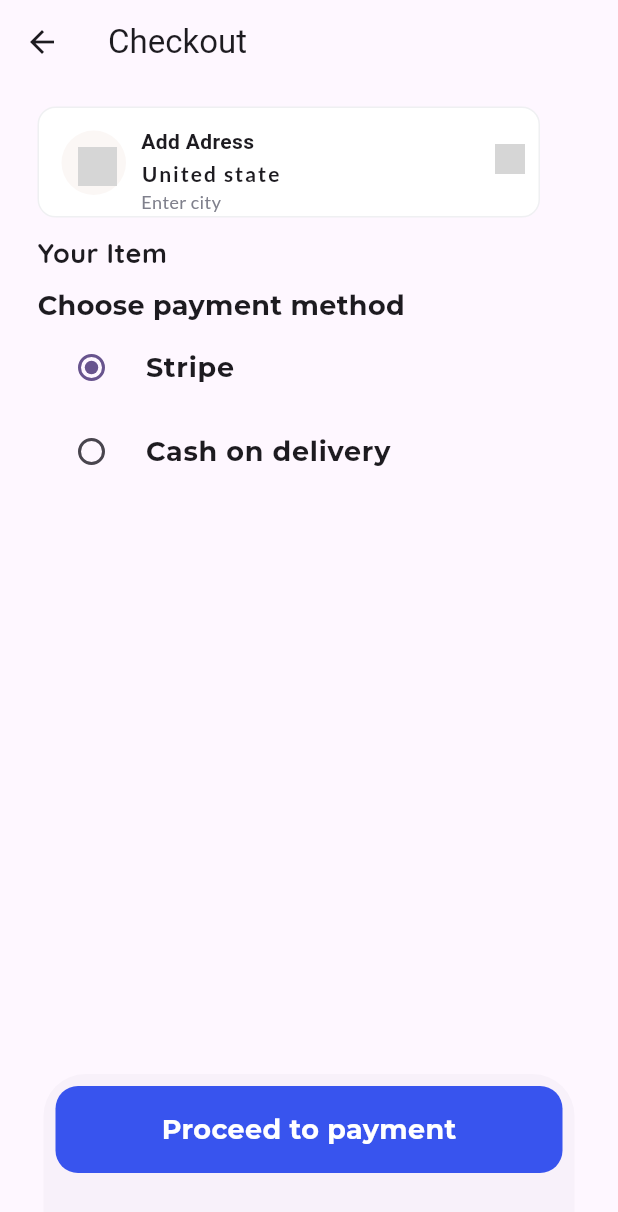
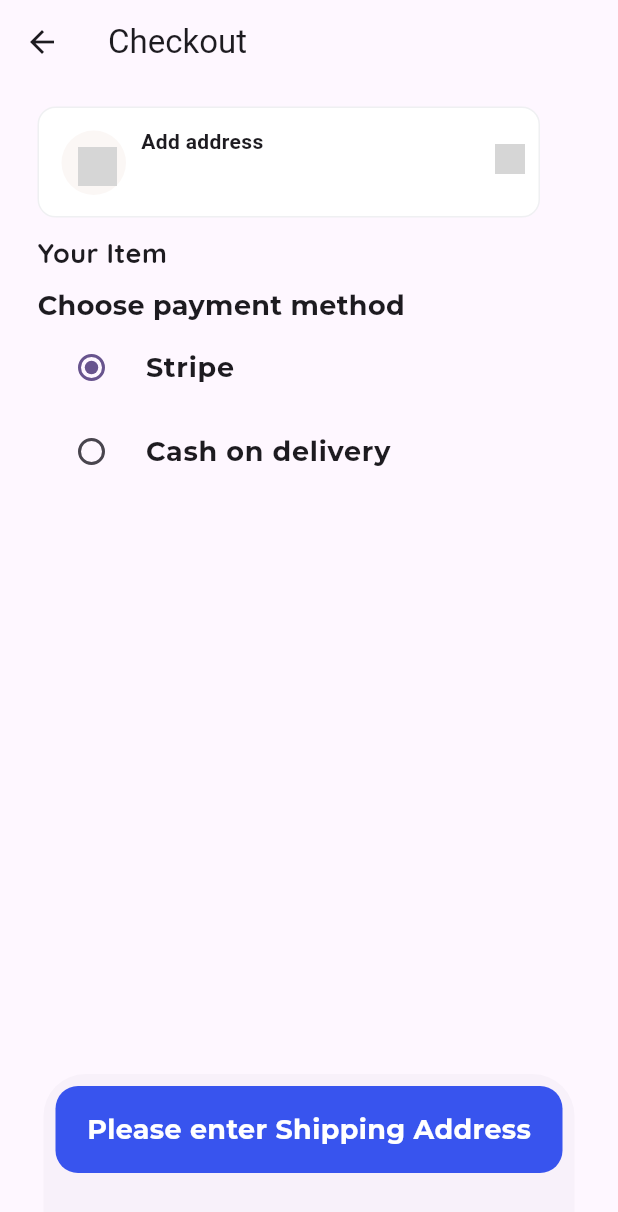
Before and after one commit to spabijan/test_store_app, a Flutter app: the CheckoutScreen screen opened by its route, on a phone screen of 412 x 824 dp. Shown: the top 1212 px of the screen. Run offline on Flutter 3.47's test engine with Material 3 defaults, Android fonts, the light colour scheme and no system bars; our stand-ins replace decimal, email_validator, flutter_riverpod, flutter_secure_storage, freezed_annotation, go_router and 3 more; accounts and stored records are empty; generated files the repository leaves out were written again; network calls fail; grey boxes are pictures that could not be loaded.

Commit message:
update address

```diff
--- a/lib/model/models/user/user.dart
+++ b/lib/model/models/user/user.dart
@@ -5,6 +5,7 @@ part 'user.g.dart';
 
 @freezed
 class User with _$User {
+  factory User.fromJson(Map<String, dynamic> json) => _$UserFromJson(json);
   const factory User(
       {required String fullName,
       required String email,
@@ -14,6 +15,4 @@ class User with _$User {
       @Default('') String city,
       @Default('') String locality,
       @Default('') String token}) = _User;
-
-  factory User.fromJson(Map<String, dynamic> json) => _$UserFromJson(json);
 }
--- a/lib/model/services/manage_http_response.dart
+++ b/lib/model/services/manage_http_response.dart
@@ -1,6 +1,8 @@
 import 'dart:convert';
 
+import 'package:flutter_riverpod/flutter_riverpod.dart';
 import 'package:http/http.dart' as http;
+import 'package:test_store_app/screens/authentication/repository/providers/auth_provider.dart';
 
 class HttpError implements Exception {
   HttpError({required this.message});
@@ -9,12 +11,15 @@ class HttpError implements Exception {
 
 final class HttpResponseUtils {
   HttpResponseUtils._();
+  static var providerContext = ProviderContainer();
   static void checkForHttpResponseErrors({
     required http.Response response,
   }) {
     switch (response.statusCode) {
       case 200 || 201 || 204:
         return; //status ok - nothing to return
+      case 401:
+        providerContext.read(authProvider.notifier).logoutUser();
       case 400 || 404:
         throw HttpError(message: json.decode(response.body)['msg']);
       case 500:
--- a/lib/screens/cart_screen/checkout_screen.dart
+++ b/lib/screens/cart_screen/checkout_screen.dart
@@ -1,13 +1,19 @@
 import 'package:flutter/material.dart';
 import 'package:flutter_riverpod/flutter_riverpod.dart';
+import 'package:go_router/go_router.dart';
 import 'package:google_fonts/google_fonts.dart';
+import 'package:test_store_app/model/models/user/user_methods.dart';
+import 'package:test_store_app/screens/authentication/repository/providers/auth_state_details_provider.dart';
+import 'package:test_store_app/screens/cart_screen/models/cart/cart_model.dart';
 import 'package:test_store_app/screens/cart_screen/models/cart/provider/cart_provider.dart';
 import 'package:test_store_app/screens/cart_screen/constants/payment_types.dart';
 import 'package:test_store_app/screens/cart_screen/providers/place_order_provider.dart';
 import 'package:test_store_app/screens/cart_screen/providers/selected_payment_method_provider.dart';
+import 'package:test_store_app/screens/cart_screen/widgets/blue_button.dart';
 import 'package:test_store_app/screens/cart_screen/widgets/cart_chekout_list_row.dart';
 import 'package:test_store_app/screens/cart_screen/widgets/cart_payment_method_widget.dart';
 import 'package:test_store_app/screens/cart_screen/widgets/delivery_address_tile.dart';
+import 'package:test_store_app/screens/navigation/route_names.dart';
 
 class CheckoutScreen extends StatelessWidget {
   const CheckoutScreen({super.key});
@@ -27,7 +33,8 @@ class CheckoutScreen extends StatelessWidget {
           child: Column(
             crossAxisAlignment: CrossAxisAlignment.start,
             children: [
-              const DeliveryAddressTileWidget(),
+              DeliveryAddressTileWidget(
+                  navigateToAddressScreen: () => _navigateToAddress(context)),
               const SizedBox(height: 10),
               Text('Your Item',
                   style: GoogleFonts.quicksand(
@@ -53,25 +60,15 @@ class CheckoutScreen extends StatelessWidget {
           ),
         ),
       ),
-      bottomSheet: const Padding(
-        padding: EdgeInsets.only(bottom: 42, top: 8, left: 8, right: 8),
-        child: GotoPaymentButton(),
-      ),
-    );
-  }
-}
-
-class GotoPaymentButton extends ConsumerWidget {
-  const GotoPaymentButton({
-    super.key,
-  });
-
-  @override
-  Widget build(BuildContext context, WidgetRef ref) {
+      bottomSheet: Padding(
+        padding: const EdgeInsets.only(bottom: 42, top: 8, left: 8, right: 8),
+        child: Consumer(
+          builder: (_, WidgetRef ref, __) {
             final paymentType = ref.watch(selectedPaymentMethodProvider);
             final cart = ref.watch(cartProvider);
-    return InkWell(
-      onTap: () async {
+            return BlueButton(
+                onTap: () {
+                  if (_userHasShippingData(ref)) {
                     switch (paymentType) {
                       case PaymentTypes.stripe:
                         throw UnimplementedError();
@@ -80,21 +77,32 @@ class GotoPaymentButton extends ConsumerWidget {
                             .read(placeOrderProvider.notifier)
                             .placeOrder(cart.values.toList());
                     }
+                  } else {
+                    ScaffoldMessenger.of(context).showSnackBar(
+                        const SnackBar(content: Text('Missing address data')));
+                  }
                 },
-      child: Container(
-        width: 338,
-        height: 58,
-        decoration: BoxDecoration(
-            color: const Color(0xff3854ee),
-            borderRadius: BorderRadius.circular(15)),
-        child: Center(
-          child: Text(paymentType.checkoutMessage,
-              style: GoogleFonts.montserrat(
-                  color: Colors.white,
-                  fontWeight: FontWeight.bold,
-                  fontSize: 18)),
+                textButton: _getTextButton(paymentType, ref));
+          },
         ),
       ),
     );
   }
+
+  void _navigateToAddress(BuildContext context) {
+    GoRouter.of(context).goNamed(RouteNames.cartShippingAddress);
   }
+
+  bool _userHasShippingData(WidgetRef ref) {
+    final user = ref.watch(loggedUserProvider);
+    return user != null && user.hasShippingData();
+  }
+
+  String _getTextButton(PaymentTypes paymentType, WidgetRef ref) {
+    if (!_userHasShippingData(ref)) {
+      return 'Please enter Shipping Address';
+    } else {
+      return paymentType.checkoutMessage;
+    }
+  }
+}
--- /dev/null
+++ b/lib/screens/cart_screen/widgets/blue_button.dart
@@ -0,0 +1,31 @@
+import 'package:flutter/material.dart';
+
+import 'package:google_fonts/google_fonts.dart';
+
+class BlueButton extends StatelessWidget {
+  const BlueButton({required this.textButton, required this.onTap, super.key});
+
+  final String textButton;
+  final VoidCallback onTap;
+
+  @override
+  Widget build(BuildContext context) {
+    return InkWell(
+      onTap: onTap,
+      child: Container(
+        width: 338,
+        height: 58,
+        decoration: BoxDecoration(
+            color: const Color(0xff3854ee),
+            borderRadius: BorderRadius.circular(15)),
+        child: Center(
+          child: Text(textButton,
+              style: GoogleFonts.montserrat(
+                  color: Colors.white,
+                  fontWeight: FontWeight.bold,
+                  fontSize: 18)),
+        ),
+      ),
+    );
+  }
+}
--- a/lib/screens/cart_screen/widgets/delivery_address_tile.dart
+++ b/lib/screens/cart_screen/widgets/delivery_address_tile.dart
@@ -1,15 +1,18 @@
 import 'package:flutter/material.dart';
+import 'package:flutter_riverpod/flutter_riverpod.dart';
 import 'package:google_fonts/google_fonts.dart';
+import 'package:test_store_app/screens/authentication/repository/providers/auth_state_details_provider.dart';
 
 class DeliveryAddressTileWidget extends StatelessWidget {
-  const DeliveryAddressTileWidget({
-    super.key,
-  });
+  const DeliveryAddressTileWidget(
+      {required this.navigateToAddressScreen, super.key});
+
+  final VoidCallback navigateToAddressScreen;
 
   @override
   Widget build(BuildContext context) {
     return InkWell(
-      onTap: () {},
+      onTap: navigateToAddressScreen,
       child: SizedBox(
         width: 335,
         height: 74,
@@ -47,16 +50,21 @@ class DeliveryAddressTileWidget extends StatelessWidget {
                       left: -1,
                       child: SizedBox(
                         width: 219,
-                        child: Column(
+                        child: Consumer(
+                          builder: (_, WidgetRef ref, __) {
+                            final user = ref.watch(loggedUserProvider);
+                            return Column(
                               mainAxisAlignment: MainAxisAlignment.spaceBetween,
                               children: [
-                            const Align(
+                                Align(
                                   alignment: Alignment.centerLeft,
                                   child: SizedBox(
                                     width: 114,
                                     child: Text(
-                                  'Add Adress',
-                                  style: TextStyle(
+                                      user == null
+                                          ? 'Add address'
+                                          : 'Contact data',
+                                      style: const TextStyle(
                                         fontSize: 14,
                                         fontWeight: FontWeight.bold,
                                         height: 1.1,
@@ -70,7 +78,7 @@ class DeliveryAddressTileWidget extends StatelessWidget {
                                 Align(
                                   alignment: Alignment.centerLeft,
                                   child: Text(
-                                'United state',
+                                    user?.state ?? '',
                                     style: GoogleFonts.lato(
                                       fontSize: 14,
                                       fontWeight: FontWeight.bold,
@@ -81,7 +89,7 @@ class DeliveryAddressTileWidget extends StatelessWidget {
                                 Align(
                                   alignment: Alignment.centerLeft,
                                   child: Text(
-                                'Enter city',
+                                    user?.city ?? '',
                                     style: GoogleFonts.lato(
                                       color: const Color(0xFF7F808C),
                                       fontWeight: FontWeight.w500,
@@ -90,6 +98,8 @@ class DeliveryAddressTileWidget extends StatelessWidget {
                                   ),
                                 )
                               ],
+                            );
+                          },
                         ),
                       ),
                     )
--- a/lib/screens/navigation/provider/splash_screen_ready_provider.dart
+++ b/lib/screens/navigation/provider/splash_screen_ready_provider.dart
@@ -4,11 +4,10 @@ import 'package:test_store_app/screens/authentication/repository/providers/auth_
 
 part 'splash_screen_ready_provider.g.dart';
 
-@riverpod
+@Riverpod(keepAlive: true)
 bool isSplashScreenReady(Ref ref) {
   // check only for finished reading from local data
   final restoredSessionState = ref.watch(authProvider);
 
-  return restoredSessionState.maybeWhen(
-      data: (data) => true, orElse: () => false);
+  return restoredSessionState.hasValue;
 }
--- a/lib/screens/navigation/route_names.dart
+++ b/lib/screens/navigation/route_names.dart
@@ -14,5 +14,6 @@ sealed class RouteNames {
   static const stores = 'stores';
   static const cart = 'cart';
   static const cartCheckout = 'cart/checkout';
+  static const cartShippingAddress = 'cart/checkout/shippingAddress';
   static const account = 'account';
 }
```
Also changed, not shown: lib/model/models/user/user_methods.dart (added, +7 -0 lines), lib/model/services/auth_service.dart (+14 -8 lines), lib/screens/authentication/repository/providers/auth_provider.dart (+22 -0 lines), lib/screens/authentication/repository/providers/auth_state_details_provider.dart (+27 -11 lines), lib/screens/cart_screen/shipping_address_screen.dart (added, +131 -0 lines), lib/screens/navigation/provider/go_router_provider.dart (+9 -3 lines). Lines whose indentation alone changed are shown as unchanged.
